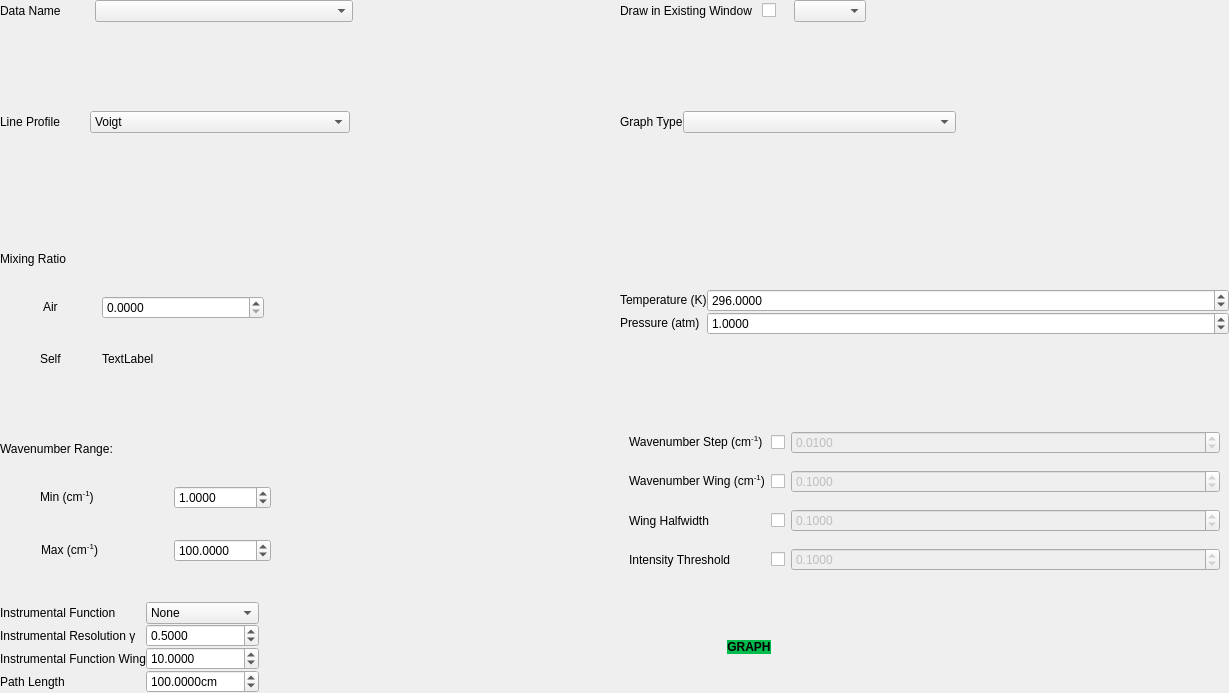
This is layouts/graphing_widget.ui in hitranonline/hapiest as Qt 5 draws it before an edit. The edited form follows.
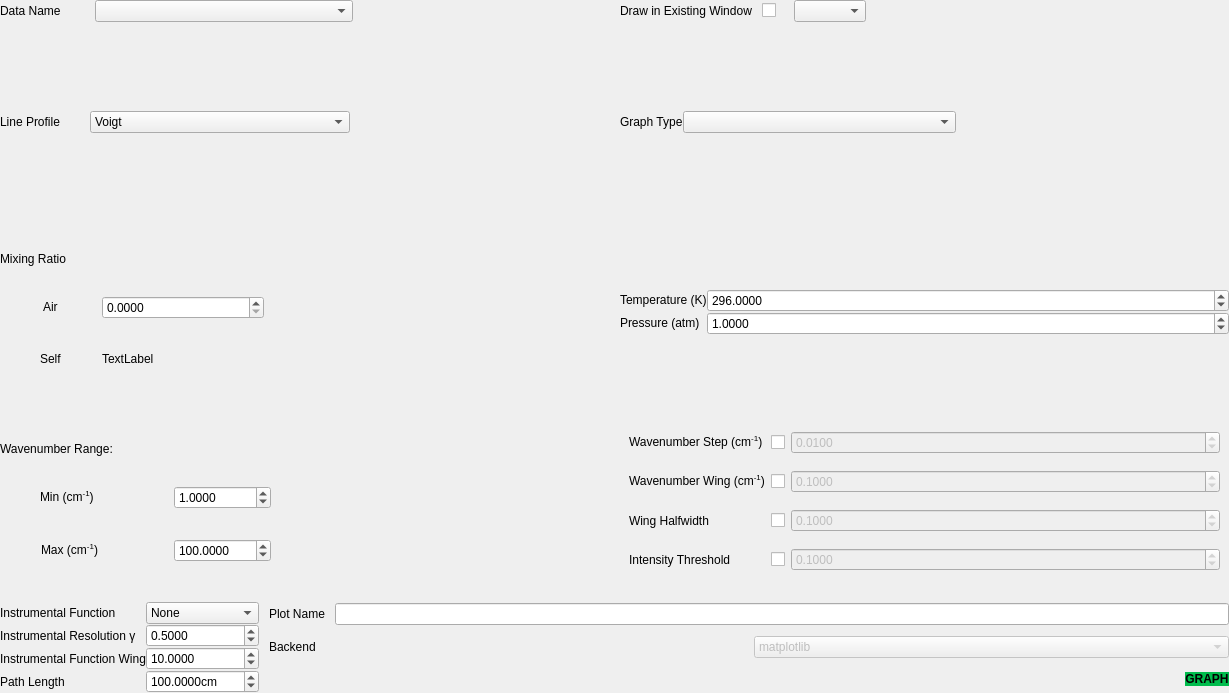
This is the edited form.

Commit message: Migrated to mpl for graphing, disabled option for vispy graphing (for now)

Patch:
```diff
--- a/layouts/graphing_widget.ui
+++ b/layouts/graphing_widget.ui
@@ -210,13 +210,56 @@
           </widget>
          </item>
          <item>
-          <spacer name="horizontalSpacer_3">
+          <layout class="QVBoxLayout" name="verticalLayout">
+           <item>
+            <layout class="QHBoxLayout" name="horizontalLayout">
+             <item>
+              <widget class="QLabel" name="label">
+               <property name="text">
+                <string>Plot Name</string>
+               </property>
+              </widget>
+             </item>
+             <item>
+              <widget class="QLineEdit" name="plot_name"/>
+             </item>
+            </layout>
+           </item>
+           <item>
+            <layout class="QHBoxLayout" name="horizontalLayout_12">
+             <item>
+              <widget class="QLabel" name="label_2">
+               <property name="text">
+                <string>Backend</string>
+               </property>
+              </widget>
+             </item>
+             <item>
+              <widget class="QComboBox" name="backend">
+               <property name="enabled">
+                <bool>false</bool>
+               </property>
+               <item>
+                <property name="text">
+                 <string>matplotlib</string>
+                </property>
+               </item>
+               <item>
+                <property name="text">
+                 <string>vispy</string>
+                </property>
+               </item>
+              </widget>
+             </item>
+            </layout>
+           </item>
+           <item>
+            <layout class="QHBoxLayout" name="horizontalLayout_2">
+             <item>
+              <spacer name="horizontalSpacer_2">
            <property name="orientation">
             <enum>Qt::Horizontal</enum>
            </property>
-           <property name="sizeType">
-            <enum>QSizePolicy::Expanding</enum>
-           </property>
            <property name="sizeHint" stdset="0">
             <size>
              <width>40</width>
@@ -253,18 +296,9 @@
            </property>
           </widget>
          </item>
-         <item>
-          <spacer name="horizontalSpacer_2">
-           <property name="orientation">
-            <enum>Qt::Horizontal</enum>
-           </property>
-           <property name="sizeHint" stdset="0">
-            <size>
-             <width>40</width>
-             <height>20</height>
-            </size>
-           </property>
-          </spacer>
+            </layout>
+           </item>
+          </layout>
          </item>
         </layout>
        </item>
```
Lines whose indentation alone changed are shown as unchanged. The commit also changes 7 other files.
